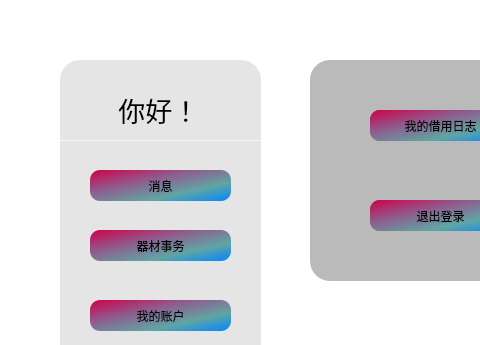
Qt form view/homepage/studenthomepage.ui (JunWang666/LabNexus) before a commit; both pictures show x 0 to 480 and y 0 to 345 of the 1238 by 901 pixel window.
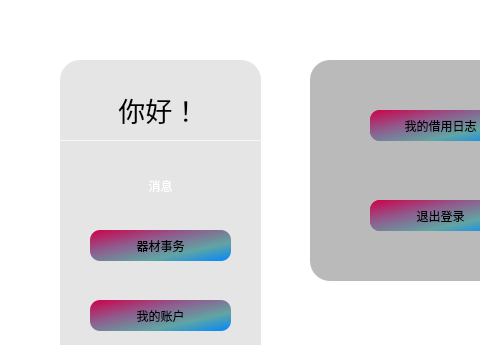
The same form after that commit. Icons and pictures are not drawn.

Commit message:
[feature] 更新消息中心 UI 并添加用户信息修改功能
- 调整了 `messagewindow.ui` 的窗口大小和部分控件样式。
- 在 `data_UserControl` 中新增了 `changeUserName` 方法，用于更改用户的用户名。
- 更新了 `getUserInWhichGroup` 方法，返回组名列表，并新增 `getUserInWhichGroupList` 和 `deleteUserFromGroup` 方法。

Diff of the .ui file:
```diff
--- a/view/homepage/studenthomepage.ui
+++ b/view/homepage/studenthomepage.ui
@@ -56,8 +56,11 @@
 
 QPushButton#messageButton{
 border-radius:10px;
-	background-color: qlineargradient(spread:repeat, x1:0, y1:0, x2:1, y2:1, stop:0 rgba(207, 0, 73, 255), stop:0.363636 rgba(143, 92, 142, 255), stop:0.698864 rgba(96, 165, 163, 255), stop:1 rgba(0, 135, 255, 255));
+
+       background-color: qlineargradient(spread:pad, x1:0, y1:0, x2:1, y2:1, stop:0 rgba(62, 0, 255, 255), stop:0.392265
+       rgba(84, 130, 255, 255), stop:1 rgba(106, 255, 255, 255));
 	font: 20pt &quot;Microsoft YaHei UI&quot;;
+       color: rgb(255, 255, 255);
 }
 
 
```
The commit also changes 4 other files.
